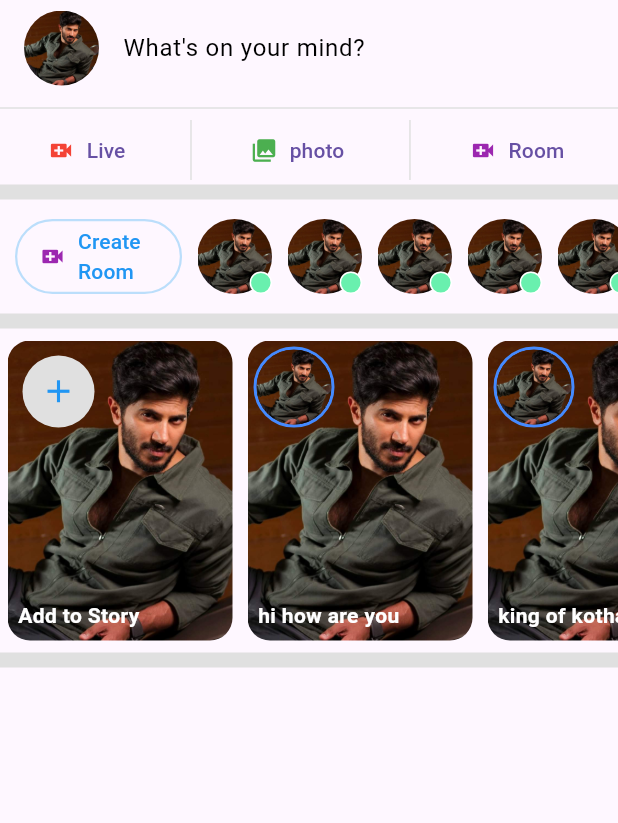
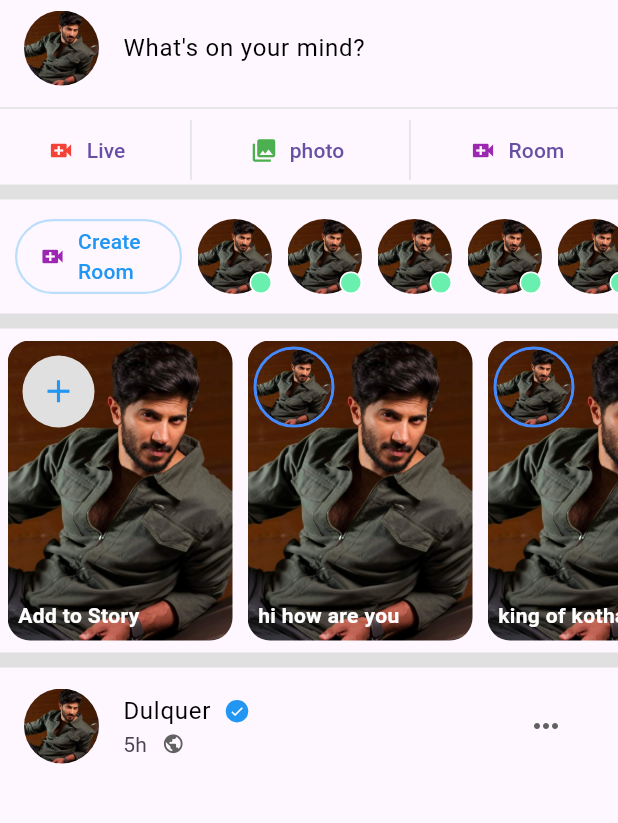
Before and after one commit to am-niz/face_book_clone_flutter, a Flutter app: the screen it shows after launch, on a phone screen of 412 x 824 dp, the part 84-907 px from its top. Run offline on Flutter 3.47's test engine with Material 3 defaults, Android fonts, the phone set to English and light mode, and no system bars.

```diff
--- a/lib/home.dart
+++ b/lib/home.dart
@@ -1,4 +1,6 @@
+import 'package:facebook_clone/assets.dart';
 import 'package:facebook_clone/sections/header_button_section.dart';
+import 'package:facebook_clone/sections/post_card.dart';
 import 'package:facebook_clone/sections/room_secttion.dart';
 import 'package:facebook_clone/sections/status.dart';
 import 'package:facebook_clone/sections/story_section.dart';
@@ -46,7 +48,8 @@ class Home extends StatelessWidget {
             RoomSection(),
             MainDivider(thickness: 10),
             StorySection(),
-            MainDivider(thickness: 10)
+            MainDivider(thickness: 10),
+            PostCard(avatar: dq, isStatus: false, avatarName: 'Dulquer', postTime: '5h',),
           ],
         ),
       ),
--- /dev/null
+++ b/lib/sections/post_card.dart
@@ -0,0 +1,67 @@
+import 'package:facebook_clone/widgets/avatar.dart';
+import 'package:facebook_clone/widgets/blue_tick.dart';
+import 'package:flutter/material.dart';
+
+class PostCard extends StatelessWidget {
+  final String avatar;
+  final bool isStatus;
+  final String avatarName;
+  final String postTime;
+
+  const PostCard({
+    super.key,
+    required this.avatar,
+    required this.isStatus,
+    required this.avatarName,
+    required this.postTime,
+  });
+
+  @override
+  Widget build(BuildContext context) {
+    return Container(
+      child: Column(
+        children: [
+          ListTile(
+            leading: Avatar(
+              avatarPic: avatar,
+              isStatus: false,
+            ),
+            title: Row(
+              children: [
+                Text(
+                  avatarName,
+                  style: TextStyle(color: Colors.black, fontSize: 16),
+                ),
+                SizedBox(
+                  width: 10,
+                ),
+                const BlueTick(),
+              ],
+            ),
+            subtitle: Row(
+              children: [
+                Text(
+                  postTime,
+                ),
+                SizedBox(
+                  width: 10,
+                ),
+                Icon(
+                  Icons.public,
+                  color: Colors.grey[700],
+                  size: 15,
+                )
+              ],
+            ),
+            trailing: IconButton(
+              onPressed: () {
+                print("postcard option cliked");
+              },
+              icon: Icon(Icons.more_horiz, color: Colors.grey.shade700),
+            ),
+          ),
+        ],
+      ),
+    );
+  }
+}
--- /dev/null
+++ b/lib/widgets/blue_tick.dart
@@ -0,0 +1,22 @@
+import 'package:flutter/material.dart';
+
+class BlueTick extends StatelessWidget {
+  const BlueTick({super.key});
+
+  @override
+  Widget build(BuildContext context) {
+    return Container(
+      height: 15,
+      width: 15,
+      decoration: const BoxDecoration(
+        color: Colors.blue,
+        shape: BoxShape.circle,
+      ),
+      child: const Icon(
+        Icons.check,
+        color: Colors.white,
+        size: 10,
+      ),
+    );
+  }
+}
```
